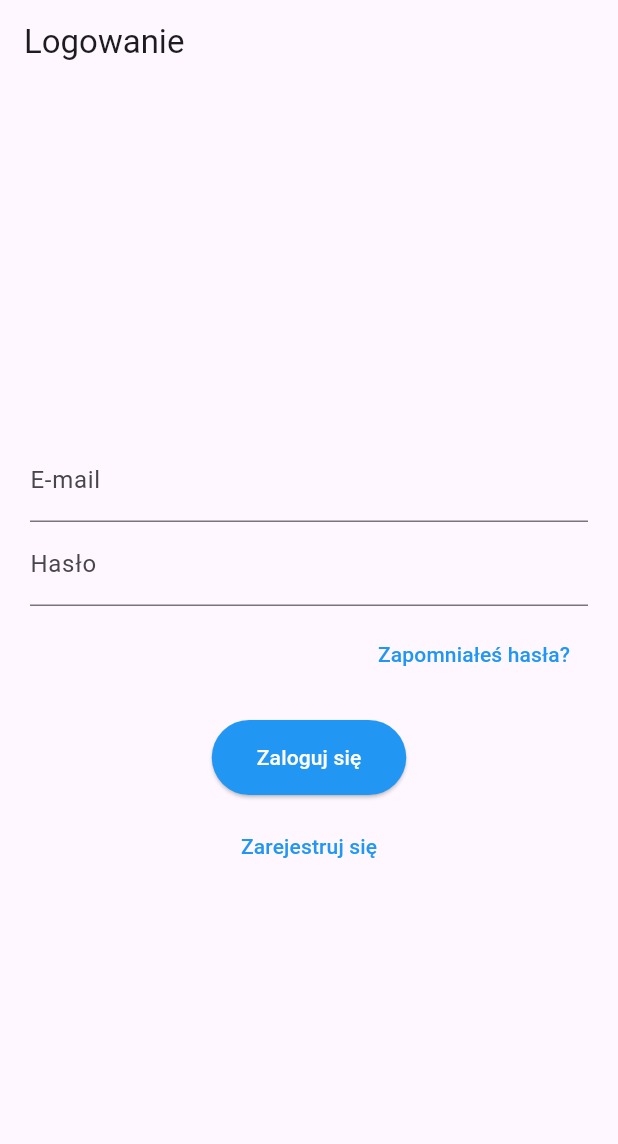
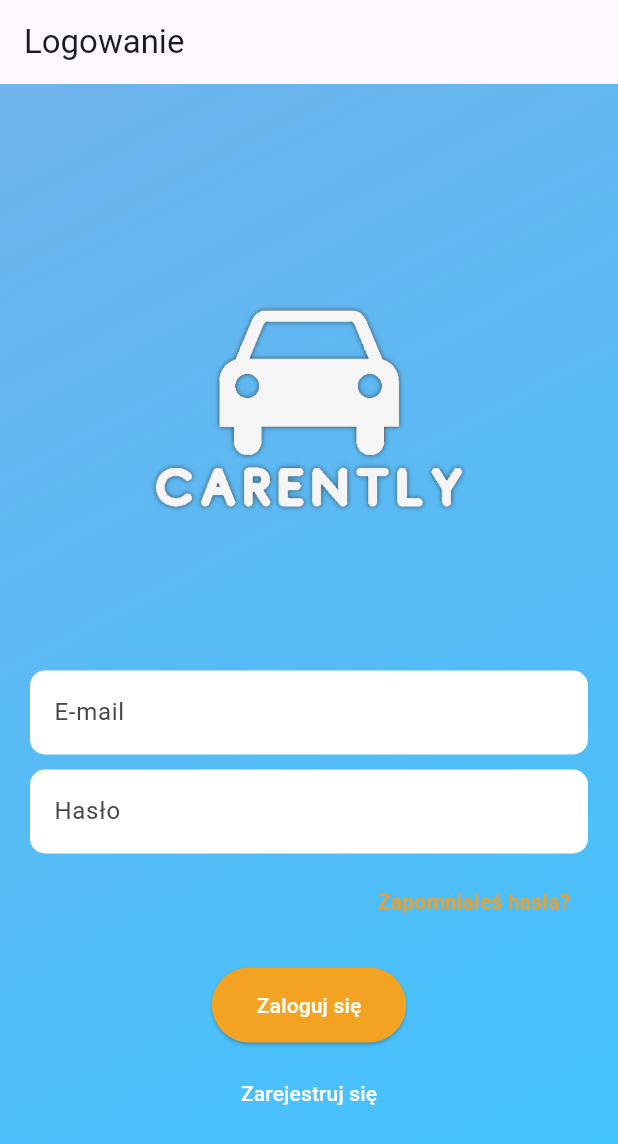
Before and after one commit to JakubKolodziej21/carrently, a Flutter app: the screen it shows after launch, on a phone screen of 412 x 824 dp. Shown: the top 1144 px of the screen. Run offline on Flutter 3.47's test engine with Material 3 defaults, Android fonts, the light colour scheme and no system bars; our stand-ins replace cloud_firestore, firebase_auth, firebase_core, firebase_storage, google_fonts; accounts and stored records are empty.

Commit message:
AddedSomeNewUiToLoginPanel

```diff
--- a/lib/pages/login_register_page.dart
+++ b/lib/pages/login_register_page.dart
@@ -108,7 +108,15 @@ class _LoginPageState extends State<LoginPage> {
   Widget _entryField(String title, TextEditingController controller) {
     return TextField(
       controller: controller,
-      decoration: InputDecoration(labelText: title),
+      decoration: InputDecoration(
+        labelText: title,
+        filled: true,
+        fillColor: Colors.white,
+        border: OutlineInputBorder(
+          borderRadius: BorderRadius.circular(10),
+          borderSide: BorderSide.none,
+        ),
+      ),
     );
   }
 
@@ -116,7 +124,15 @@ class _LoginPageState extends State<LoginPage> {
     return TextField(
       controller: controller,
       obscureText: true,
-      decoration: InputDecoration(labelText: title),
+      decoration: InputDecoration(
+        labelText: title,
+        filled: true,
+        fillColor: Colors.white,
+        border: OutlineInputBorder(
+          borderRadius: BorderRadius.circular(10),
+          borderSide: BorderSide.none,
+        ),
+      ),
     );
   }
 
@@ -125,7 +141,7 @@ class _LoginPageState extends State<LoginPage> {
       onPressed: isLogin ? signInWithEmailAndPassword : createUserWithEmailAndPassword,
       style: ElevatedButton.styleFrom(
         foregroundColor: Colors.white,
-        backgroundColor: Colors.blue,
+        backgroundColor: const Color.fromARGB(255, 243, 163, 33),
         padding: const EdgeInsets.symmetric(vertical: 15, horizontal: 30),
         shape: RoundedRectangleBorder(
           borderRadius: BorderRadius.circular(30),
@@ -143,7 +159,7 @@ class _LoginPageState extends State<LoginPage> {
         });
       },
       style: TextButton.styleFrom(
-        foregroundColor: Colors.blue,
+        foregroundColor: const Color.fromARGB(255, 255, 255, 255),
       ),
       child: Text(isLogin ? 'Zarejestruj się' : 'Mam już konto'),
     );
@@ -164,7 +180,7 @@ class _LoginPageState extends State<LoginPage> {
           }
         },
         style: TextButton.styleFrom(
-          foregroundColor: Colors.blue,
+          foregroundColor: const Color.fromARGB(255, 243, 156, 33),
         ),
         child: Text(
           'Zapomniałeś hasła?',
@@ -181,14 +197,27 @@ class _LoginPageState extends State<LoginPage> {
         title: _title(),
       ),
       body: Container(
+        decoration: BoxDecoration(
+          gradient: LinearGradient(
+            colors: [const Color.fromARGB(255, 110, 179, 236), Colors.lightBlueAccent],
+            begin: Alignment.topLeft,
+            end: Alignment.bottomRight,
+          ),
+        ),
         padding: const EdgeInsets.all(20),
         child: Column(
           crossAxisAlignment: CrossAxisAlignment.center,
           mainAxisAlignment: MainAxisAlignment.center,
           children: <Widget>[
+            Image.asset(
+              'assets/images/logo_white.png', // Ensure your logo is placed in the assets folder and mentioned in pubspec.yaml
+              height: 300,
+            ),
+            const SizedBox(height: 20),
             _entryField('E-mail', _controllerEmail),
+            const SizedBox(height: 10),
             _entryPasswordField('Hasło', _controllerPassword),
-            const SizedBox(height: 8), // Adjusted spacing
+            const SizedBox(height: 8),
             _resetPasswordButton(),
             const SizedBox(height: 20),
             _submitButton(),
```
Also changed, not shown: pubspec.lock.
